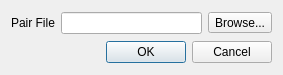
mathieubray/KPDGUI, file KPD GUI/ReadFileDialog.ui: the form before one commit.
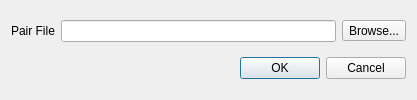
The form after the commit.

```diff
--- a/KPD GUI/ReadFileDialog.ui
+++ b/KPD GUI/ReadFileDialog.ui
@@ -6,20 +6,20 @@
    <rect>
     <x>0</x>
     <y>0</y>
-    <width>283</width>
-    <height>75</height>
+    <width>417</width>
+    <height>100</height>
    </rect>
   </property>
   <property name="minimumSize">
    <size>
-    <width>283</width>
-    <height>75</height>
+    <width>417</width>
+    <height>100</height>
    </size>
   </property>
   <property name="maximumSize">
    <size>
-    <width>283</width>
-    <height>75</height>
+    <width>417</width>
+    <height>100</height>
    </size>
   </property>
   <property name="windowTitle">
```
